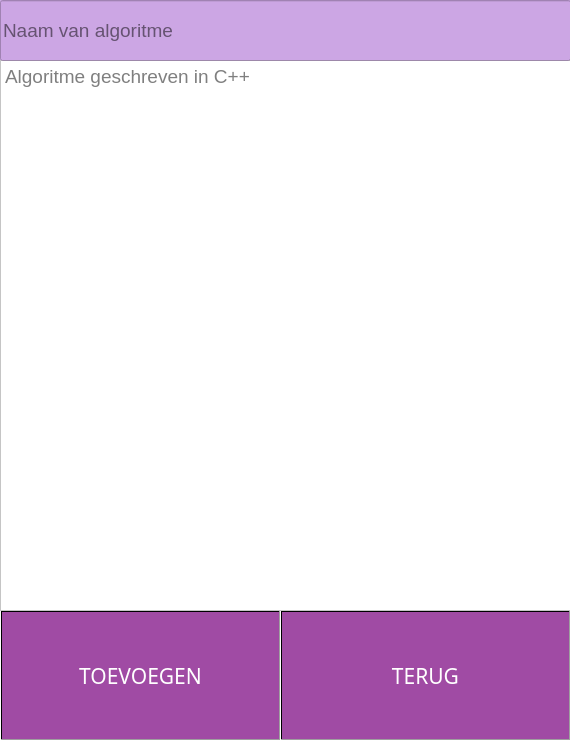
Qt form invoegscherm.ui (MartijnPost/Groepje9) before a commit.
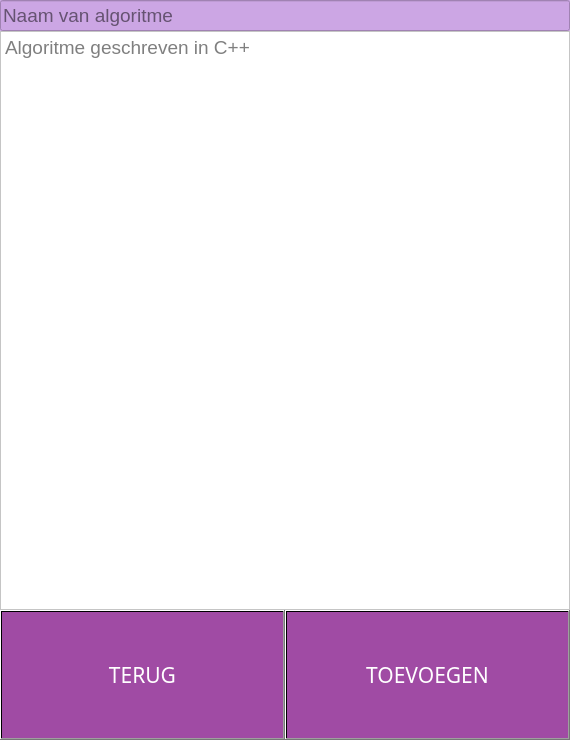
The same form after that commit.

```diff
--- a/invoegscherm.ui
+++ b/invoegscherm.ui
@@ -16,69 +16,44 @@
   <property name="styleSheet">
    <string notr="true">background-color: rgba(202, 164, 227, 194);</string>
   </property>
-  <widget class="QPushButton" name="Toevoegen">
-   <property name="geometry">
-    <rect>
-     <x>0</x>
-     <y>610</y>
-     <width>281</width>
-     <height>131</height>
-    </rect>
+  <layout class="QGridLayout" name="gridLayout">
+   <property name="leftMargin">
+    <number>0</number>
    </property>
-   <property name="font">
-    <font>
-     <family>Arial Black</family>
-     <pointsize>16</pointsize>
-     <weight>9</weight>
-     <italic>false</italic>
-     <bold>false</bold>
-    </font>
+   <property name="topMargin">
+    <number>0</number>
    </property>
-   <property name="styleSheet">
-    <string notr="true">background-color: qlineargradient(spread:pad, x1:1, y1:0, x2:1, y2:0, stop:0 rgba(160, 75, 164, 255), stop:1 rgba(255, 255, 255, 255));
-color: rgb(255, 255, 255);
-font: 75 16pt &quot;Arial Black&quot;;</string>
+   <property name="rightMargin">
+    <number>0</number>
    </property>
-   <property name="text">
-    <string>TOEVOEGEN</string>
+   <property name="bottomMargin">
+    <number>0</number>
    </property>
-  </widget>
-  <widget class="QPushButton" name="Terug">
-   <property name="geometry">
-    <rect>
-     <x>280</x>
-     <y>610</y>
-     <width>291</width>
-     <height>131</height>
-    </rect>
+   <property name="spacing">
+    <number>0</number>
    </property>
+   <item row="0" column="0">
+    <layout class="QVBoxLayout" name="verticalLayout">
+     <property name="spacing">
+      <number>0</number>
+     </property>
+     <item>
+      <widget class="QLineEdit" name="addAlgBox">
    <property name="font">
     <font>
-     <family>Arial Black</family>
-     <pointsize>16</pointsize>
-     <weight>9</weight>
-     <italic>false</italic>
-     <bold>false</bold>
+         <pointsize>14</pointsize>
     </font>
    </property>
    <property name="styleSheet">
-    <string notr="true">background-color: qlineargradient(spread:pad, x1:1, y1:0, x2:1, y2:0, stop:0 rgba(160, 75, 164, 255), stop:1 rgba(255, 255, 255, 255));
-color: rgb(255, 255, 255);
-font: 75 16pt &quot;Arial Black&quot;;</string>
-   </property>
-   <property name="text">
-    <string>TERUG</string>
-   </property>
-  </widget>
+        <string notr="true">background-color: rgba(202, 164, 227, 194);</string>
+       </property>
+       <property name="placeholderText">
+        <string>Naam van algoritme</string>
+       </property>
+      </widget>
+     </item>
+     <item>
   <widget class="QPlainTextEdit" name="plainTextEdit">
-   <property name="geometry">
-    <rect>
-     <x>0</x>
-     <y>60</y>
-     <width>571</width>
-     <height>551</height>
-    </rect>
-   </property>
    <property name="font">
     <font>
      <pointsize>14</pointsize>
@@ -91,24 +66,71 @@
     <string>Algoritme geschreven in C++</string>
    </property>
   </widget>
-  <widget class="QLineEdit" name="addAlgBox">
-   <property name="geometry">
-    <rect>
-     <x>0</x>
-     <y>0</y>
-     <width>571</width>
-     <height>61</height>
-    </rect>
-   </property>
+     </item>
+     <item>
+      <layout class="QHBoxLayout" name="horizontalLayout">
+       <property name="spacing">
+        <number>0</number>
+       </property>
+       <item>
+        <widget class="QPushButton" name="Terug">
+         <property name="minimumSize">
+          <size>
+           <width>0</width>
+           <height>130</height>
+          </size>
+         </property>
    <property name="font">
     <font>
-     <pointsize>14</pointsize>
-    </font>
-   </property>
-   <property name="placeholderText">
-    <string>Naam van algoritme</string>
-   </property>
-  </widget>
+           <family>Arial Black</family>
+           <pointsize>16</pointsize>
+           <weight>9</weight>
+           <italic>false</italic>
+           <bold>false</bold>
+          </font>
+         </property>
+         <property name="styleSheet">
+          <string notr="true">background-color: qlineargradient(spread:pad, x1:1, y1:0, x2:1, y2:0, stop:0 rgba(160, 75, 164, 255), stop:1 rgba(255, 255, 255, 255));
+color: rgb(255, 255, 255);
+font: 75 16pt &quot;Arial Black&quot;;</string>
+         </property>
+         <property name="text">
+          <string>TERUG</string>
+         </property>
+        </widget>
+       </item>
+       <item>
+        <widget class="QPushButton" name="Toevoegen">
+         <property name="minimumSize">
+          <size>
+           <width>0</width>
+           <height>130</height>
+          </size>
+         </property>
+         <property name="font">
+          <font>
+           <family>Arial Black</family>
+           <pointsize>16</pointsize>
+           <weight>9</weight>
+           <italic>false</italic>
+           <bold>false</bold>
+          </font>
+         </property>
+         <property name="styleSheet">
+          <string notr="true">background-color: qlineargradient(spread:pad, x1:1, y1:0, x2:1, y2:0, stop:0 rgba(160, 75, 164, 255), stop:1 rgba(255, 255, 255, 255));
+color: rgb(255, 255, 255);
+font: 75 16pt &quot;Arial Black&quot;;</string>
+         </property>
+         <property name="text">
+          <string>TOEVOEGEN</string>
+         </property>
+        </widget>
+       </item>
+      </layout>
+     </item>
+    </layout>
+   </item>
+  </layout>
  </widget>
  <resources/>
  <connections/>
```
Lines whose indentation alone changed are shown as unchanged.
